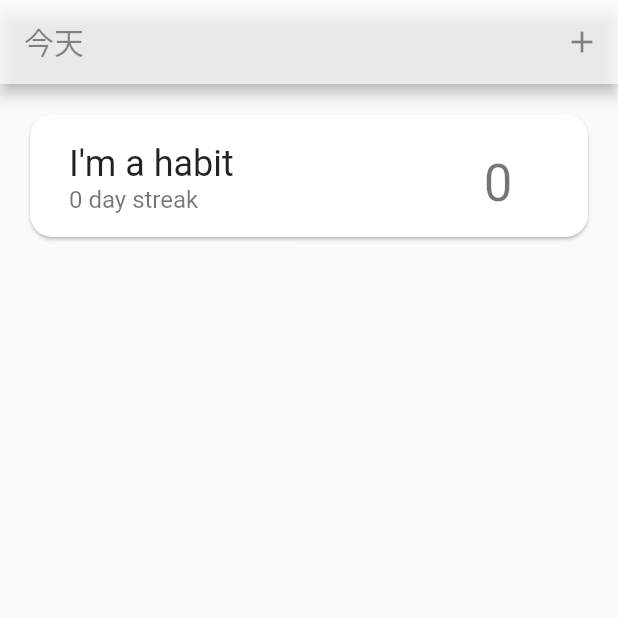
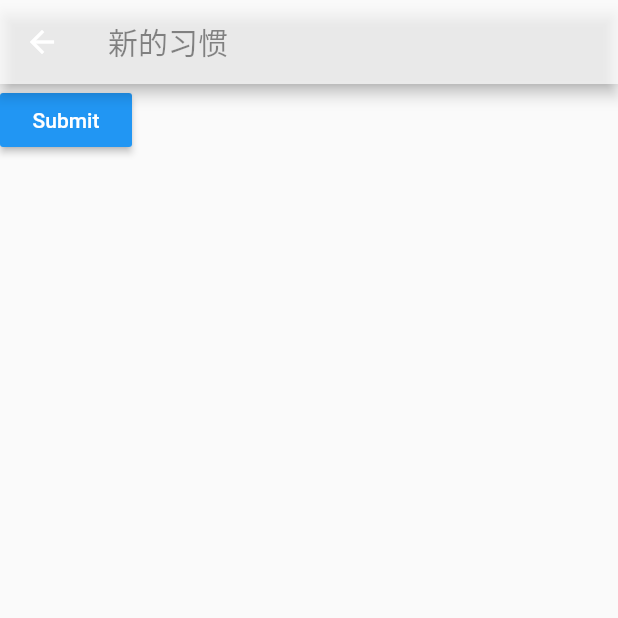
Before and after one commit to karally/life-app, a Flutter app: the screen it shows after launch, after a tap on the "add" icon, on a phone screen of 412 x 824 dp, the top half of it. Run offline on Flutter 3.47's test engine with Material 2 defaults, Android fonts, the phone set to English and light mode, and no system bars.

Commit message:
Add skeleton create page and pass data

```diff
--- /dev/null
+++ b/lib/add.dart
@@ -0,0 +1,37 @@
+import 'package:flutter/material.dart';
+import 'app.dart';
+
+class AddHabitForm extends StatelessWidget {
+  @override
+  Widget build(BuildContext context) {
+    return Scaffold(
+        appBar: AppBar(
+          title: Text(
+            '新的习惯',
+            style: TextStyle(color: Colors.black45),
+          ),
+          backgroundColor: Colors.white70,
+        ),
+        body: _buildBody(context)
+    );
+  }
+
+  Widget _buildBody(BuildContext context) {
+    return RaisedButton(
+      child: Text(
+        'Submit',
+        style: TextStyle(color: Colors.white),
+      ),
+      color: Colors.blue,
+      onPressed: () {
+        HabitWidget habit = HabitWidget(
+          title: "aaa",
+          counter: 0,
+          streak: 0,
+          streakUnit: "day",
+        );
+        Navigator.pop(context, habit);
+      },
+    );
+  }
+}
--- a/lib/app.dart
+++ b/lib/app.dart
@@ -1,4 +1,5 @@
 import 'package:flutter/material.dart';
+import 'add.dart';
 
 class MyApp extends StatelessWidget {
   @override
@@ -38,8 +39,12 @@ class _MyHomePageState extends State<MyHomePage> {
               splashColor: Colors.transparent,
               highlightColor: Colors.transparent,
               color: Colors.black45,
-              onPressed: () {
-                _addHabit();
+              onPressed: () async {
+                final HabitWidget habit = await Navigator.push(
+                  context,
+                  MaterialPageRoute(builder: (context) => AddHabitForm())
+                );
+                _addHabit(habit);
               },
             ),
         ]
@@ -48,16 +53,9 @@ class _MyHomePageState extends State<MyHomePage> {
     );
   }
 
-  void _addHabit() {
+  void _addHabit(HabitWidget habit) {
     setState(() {
-      habits.add(
-        HabitWidget(
-          title: "I'm a habit",
-          counter: 0,
-          streak: 0,
-          streakUnit: "day",
-        )
-      );
+      habits.add(habit);
     });
   }
 
```
